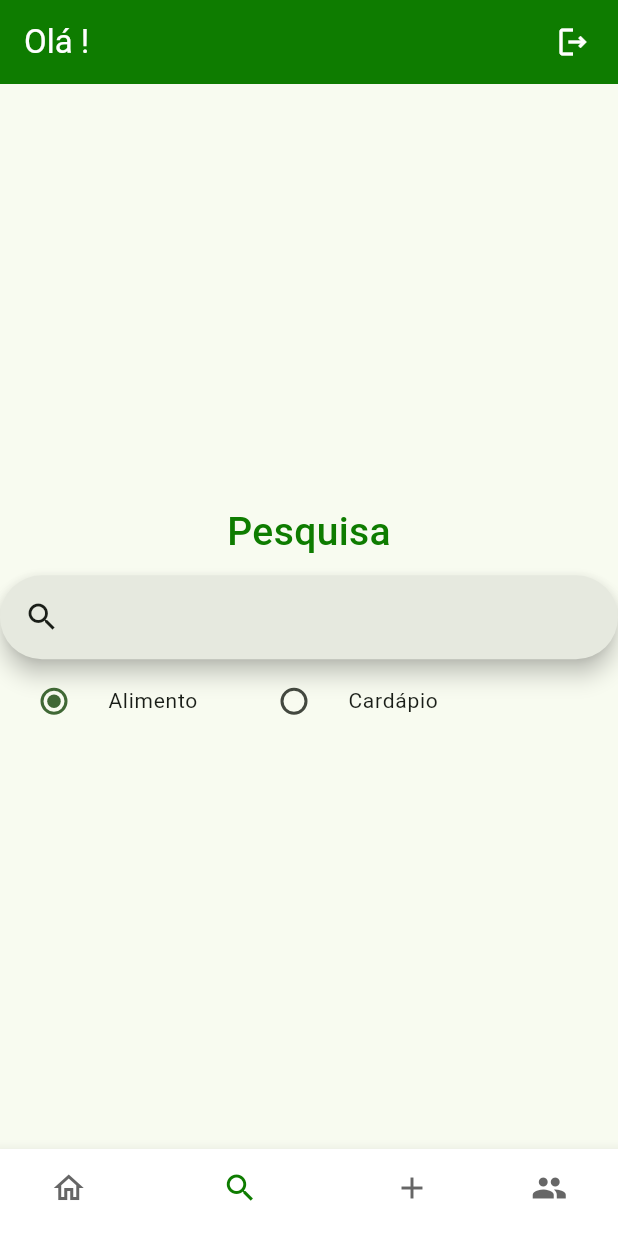
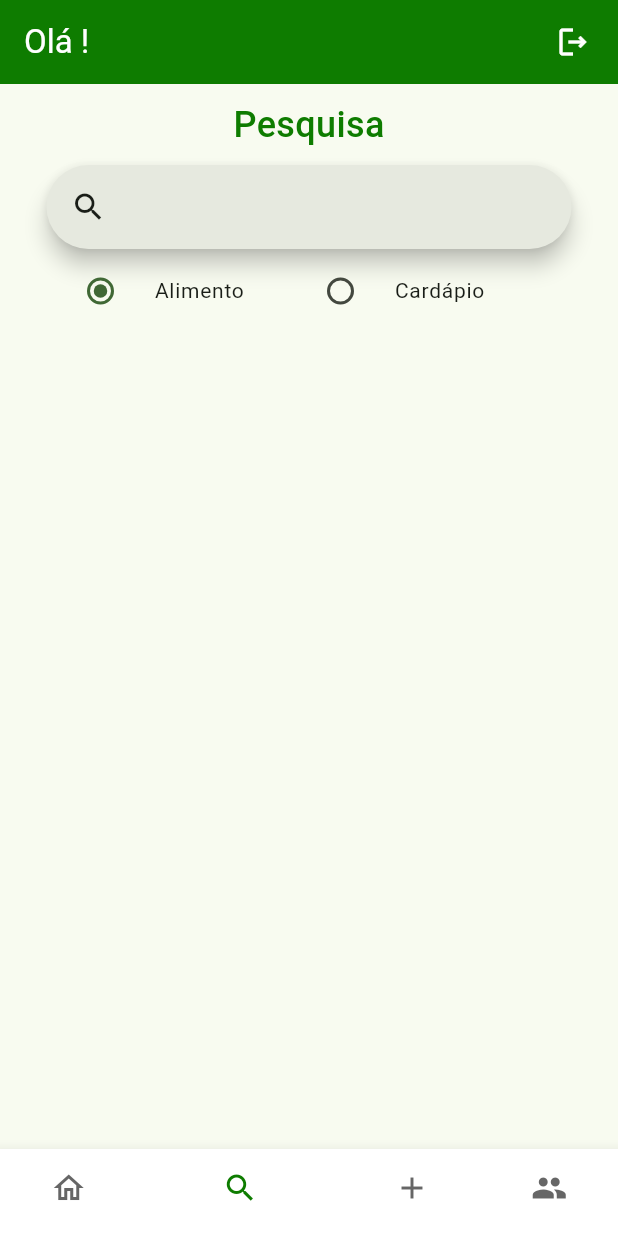
Before and after one commit to silva-luiz/app-nutricao, a Flutter app: the Index screen opened by its route, item 2 of the bottom bar chosen, on a phone screen of 412 x 824 dp. Run offline on Flutter 3.47's test engine with Material 3 defaults, Android fonts, the phone set to English and light mode, and no system bars; our stand-ins replace image_picker, sqflite; accounts and stored records are empty.

Commit message:
search page position changed

```diff
--- a/lib/pages/search.dart
+++ b/lib/pages/search.dart
@@ -7,7 +7,11 @@ class SearchPage extends StatelessWidget {
 
   @override
   Widget build(BuildContext context) {
-    return SingleChildScrollView(
+    return SizedBox(
+      width: 350,
+      child: Column(
+        children: [
+          Expanded(
             child: Column(
               children: [
                 const Padding(
@@ -16,7 +20,7 @@ class SearchPage extends StatelessWidget {
                     "Pesquisa",
                     style: TextStyle(
                         fontWeight: FontWeight.w500,
-                  fontSize: 26,
+                        fontSize: 24,
                         color: AppColors.primaryColor),
                   ),
                 ),
@@ -44,7 +48,9 @@ class SearchPage extends StatelessWidget {
                         final String item = 'item $index';
                         return ListTile(
                           title: Text(item),
-                    onTap: () {},
+                          onTap: () {
+                            print(' $index');
+                          },
                         );
                       },
                     );
@@ -53,6 +59,9 @@ class SearchPage extends StatelessWidget {
                 const SearchTypeRadio(),
               ],
             ),
+          ),
+        ],
+      ),
     );
   }
 }
```
Lines whose indentation alone changed are shown as unchanged.
